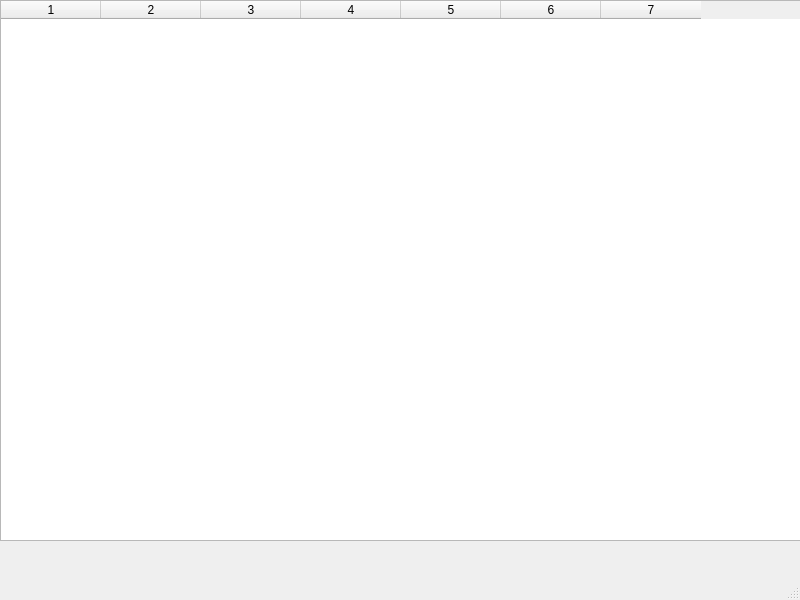
First picture: the form in main.ui, repository Iotwo/lms_coffee_rep, before the edit.
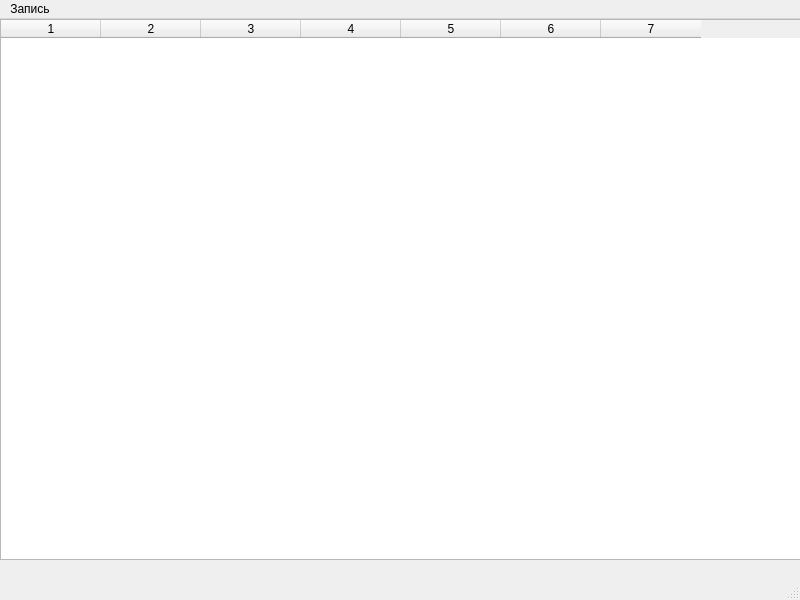
Second picture: the form after the edit.

What changed in the file:
```diff
--- a/main.ui
+++ b/main.ui
@@ -59,6 +59,13 @@
      <height>22</height>
     </rect>
    </property>
+   <widget class="QMenu" name="rec_menu">
+    <property name="title">
+     <string>Запись</string>
+    </property>
+    <addaction name="addRec_menuItem"/>
+   </widget>
+   <addaction name="rec_menu"/>
   </widget>
   <widget class="QStatusBar" name="statusbar"/>
  </widget>
```
Left out of the diff: 5 changed lines with no effect on the pictures.
